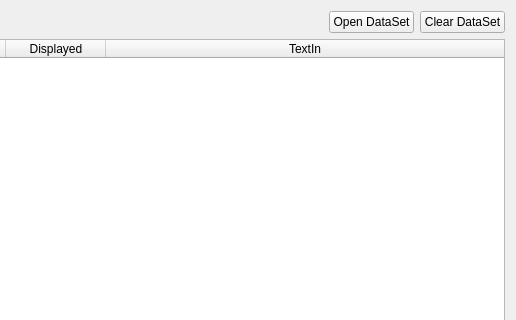
Before: the Qt Designer form curvelistwidget.ui in FdLSifu/qscat, drawn with Qt 5; both pictures show x 506 to 1022 and y 0 to 320 of the 1022 by 772 pixel window.
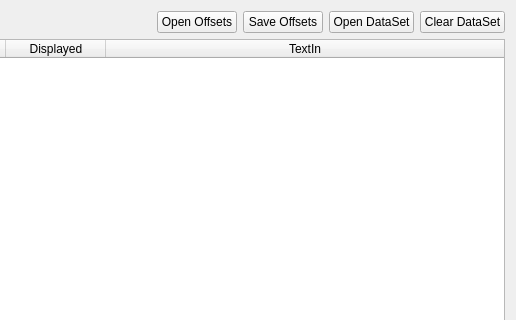
After: the same form once the commit is applied.

Commit message: Load/Save offsets

What changed in the file:
```diff
--- a/curvelistwidget.ui
+++ b/curvelistwidget.ui
@@ -259,6 +259,20 @@
        </property>
       </spacer>
      </item>
+     <item>
+      <widget class="QPushButton" name="openoffsets">
+       <property name="text">
+        <string>Open Offsets</string>
+       </property>
+      </widget>
+     </item>
+     <item>
+      <widget class="QPushButton" name="saveoffsets">
+       <property name="text">
+        <string>Save Offsets</string>
+       </property>
+      </widget>
+     </item>
      <item>
       <widget class="QPushButton" name="opendata">
        <property name="text">
```
The commit also changes 9 other files.
